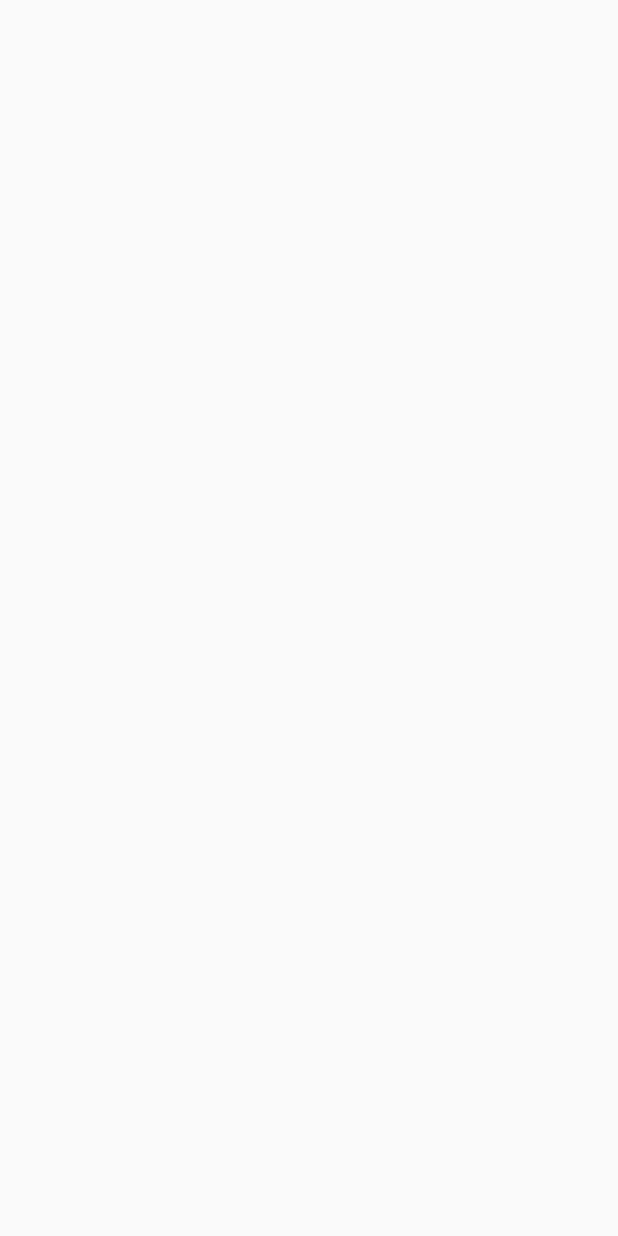
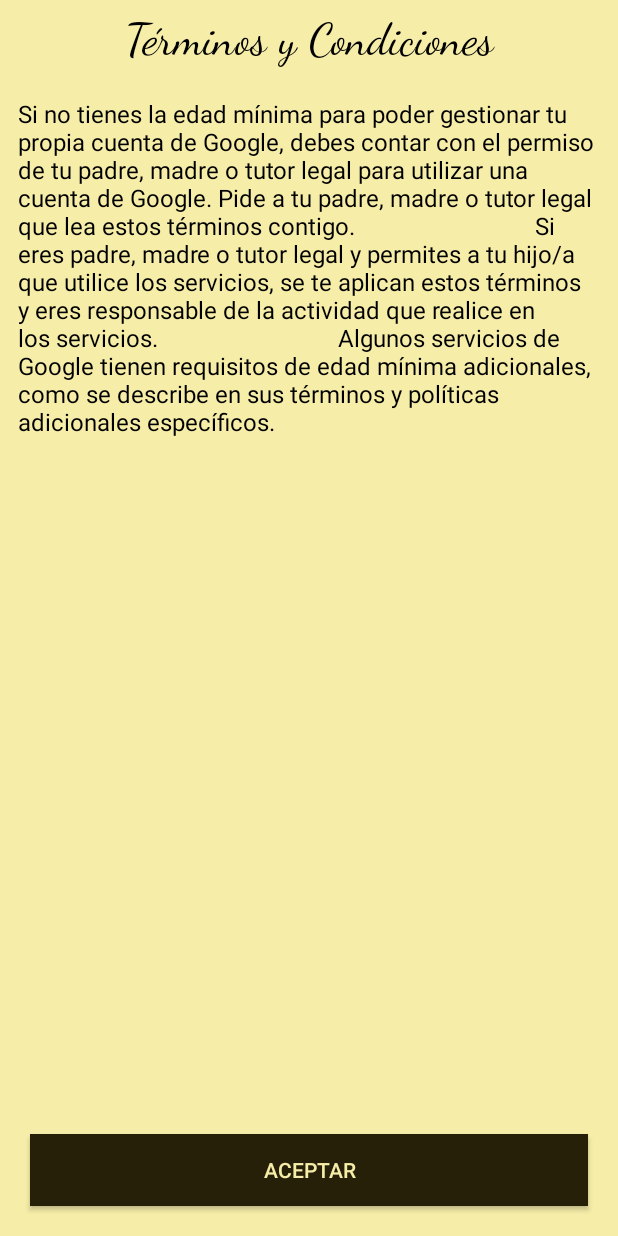
Before and after one commit to Federco1/WorldBook, an Android app: the TerminosYCondicionesActivity screen opened directly, with no data from a screen before it, on a phone screen of 412 x 824 dp. Before the commit the screen is empty. Run offline under Robolectric (Android 15) with nearby library versions, the phone set to English and light mode, and no system bars.

Commit message:
Creacion de la pantalla "terminos y condiciones"

```diff
--- a/app/src/main/java/com/example/worldbook/TerminosYCondicionesActivity.kt
+++ b/app/src/main/java/com/example/worldbook/TerminosYCondicionesActivity.kt
@@ -1,20 +1,40 @@
 package com.example.worldbook
 
+import android.content.Intent
 import android.os.Bundle
+import android.util.Log
+import android.widget.Button
 import androidx.activity.enableEdgeToEdge
 import androidx.appcompat.app.AppCompatActivity
+import androidx.appcompat.widget.Toolbar
 import androidx.core.view.ViewCompat
 import androidx.core.view.WindowInsetsCompat
 
 class TerminosYCondicionesActivity : AppCompatActivity() {
+    lateinit var btnAceptarTyC: Button
+    lateinit var toolbar: Toolbar
+
     override fun onCreate(savedInstanceState: Bundle?) {
         super.onCreate(savedInstanceState)
         enableEdgeToEdge()
         setContentView(R.layout.activity_terminos_ycondiciones)
+
+        // Ajuste del padding para las barras del sistema
         ViewCompat.setOnApplyWindowInsetsListener(findViewById(R.id.main)) { v, insets ->
             val systemBars = insets.getInsets(WindowInsetsCompat.Type.systemBars())
             v.setPadding(systemBars.left, systemBars.top, systemBars.right, systemBars.bottom)
             insets
         }
+
+
+
+        // Configurar botón aceptar
+        btnAceptarTyC = findViewById(R.id.btn_aceptar_tyc)
+        btnAceptarTyC.setOnClickListener {
+            Log.i("TODO", "Se aceptan los términos y condiciones")
+            val intent = Intent(this, LoginActivity::class.java)
+            startActivity(intent)
+            finish()
+        }
     }
 }
--- a/app/src/main/res/layout/activity_terminos_ycondiciones.xml
+++ b/app/src/main/res/layout/activity_terminos_ycondiciones.xml
@@ -1,10 +1,51 @@
 <?xml version="1.0" encoding="utf-8"?>
-<androidx.constraintlayout.widget.ConstraintLayout xmlns:android="http://schemas.android.com/apk/res/android"
+<LinearLayout xmlns:android="http://schemas.android.com/apk/res/android"
     xmlns:app="http://schemas.android.com/apk/res-auto"
     xmlns:tools="http://schemas.android.com/tools"
     android:id="@+id/main"
     android:layout_width="match_parent"
     android:layout_height="match_parent"
+    android:orientation="vertical"
+    android:gravity="center_horizontal"
+    android:background="@color/vainilla"
     tools:context=".TerminosYCondicionesActivity">
 
-</androidx.constraintlayout.widget.ConstraintLayout>
+    <!-- Título de términos y condiciones -->
+    <TextView
+        android:layout_width="match_parent"
+        android:layout_height="wrap_content"
+        android:layout_margin="8dp"
+        android:gravity="center"
+        android:text="Términos y Condiciones"
+        android:fontFamily="cursive"
+        android:textSize="30dp"
+        android:textColor="@color/black" />
+
+    <!-- ScrollView para el contenido de términos y condiciones -->
+    <ScrollView
+        android:layout_width="match_parent"
+        android:layout_height="0dp"
+        android:layout_weight="1"
+        android:layout_margin="12dp">
+        <TextView
+            android:layout_width="match_parent"
+            android:layout_height="wrap_content"
+            android:textSize="16sp"
+            android:textColor="@color/black"
+            android:text="Si no tienes la edad mínima para poder gestionar tu propia cuenta de Google, debes contar con el permiso de tu padre, madre o tutor legal para utilizar una cuenta de Google. Pide a tu padre, madre o tutor legal que lea estos términos contigo.
+
+                            Si eres padre, madre o tutor legal y permites a tu hijo/a que utilice los servicios, se te aplican estos términos y eres responsable de la actividad que realice en los servicios.
+
+                            Algunos servicios de Google tienen requisitos de edad mínima adicionales, como se describe en sus términos y políticas adicionales específicos." />
+    </ScrollView>
+
+    <!-- Botón aceptar -->
+    <Button
+        android:id="@+id/btn_aceptar_tyc"
+        android:layout_width="match_parent"
+        android:layout_height="wrap_content"
+        android:layout_margin="20dp"
+        android:text="Aceptar"
+        android:textColor="@color/vainilla"
+        android:background="@color/brown" />
+</LinearLayout>
```
